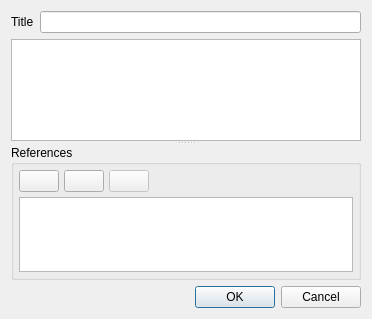
Old version of the form AddQuoteDlg.ui in the repository congchenutd/papernet.
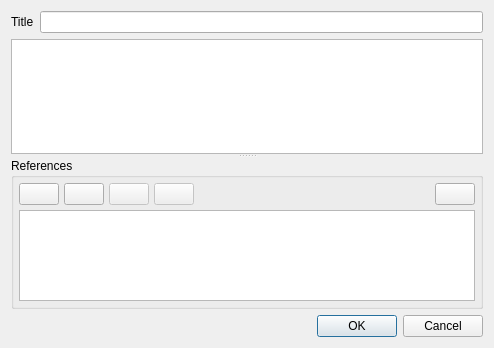
New version of the form. Icons and pictures are not drawn.

Commit message: + view pdf on AddQuoteDlg + go to quotes page on AddQuoteDlg

The edit to the form file:
```diff
--- a/AddQuoteDlg.ui
+++ b/AddQuoteDlg.ui
@@ -6,8 +6,8 @@
    <rect>
     <x>0</x>
     <y>0</y>
-    <width>372</width>
-    <height>319</height>
+    <width>494</width>
+    <height>348</height>
    </rect>
   </property>
   <property name="windowTitle">
@@ -66,7 +66,7 @@
          </property>
         </widget>
        </item>
-       <item row="1" column="0" colspan="5">
+       <item row="1" column="0" colspan="6">
         <widget class="QListView" name="listView">
          <property name="sizePolicy">
           <sizepolicy hsizetype="Expanding" vsizetype="Preferred">
@@ -93,7 +93,7 @@
          </property>
         </widget>
        </item>
-       <item row="0" column="3">
+       <item row="0" column="4">
         <spacer name="horizontalSpacer_2">
          <property name="orientation">
           <enum>Qt::Horizontal</enum>
@@ -106,6 +106,34 @@
          </property>
         </spacer>
        </item>
+       <item row="0" column="3">
+        <widget class="QPushButton" name="btViewPDF">
+         <property name="enabled">
+          <bool>false</bool>
+         </property>
+         <property name="toolTip">
+          <string>View PDF</string>
+         </property>
+         <property name="text">
+          <string/>
+         </property>
+         <property name="icon">
+          <iconset resource="MainWindow.qrc">
+           <normaloff>:/Images/PDF.png</normaloff>:/Images/PDF.png</iconset>
+         </property>
+        </widget>
+       </item>
+       <item row="0" column="5">
+        <widget class="QPushButton" name="btGotoQuotePage">
+         <property name="toolTip">
+          <string>Go to Quote page</string>
+         </property>
+         <property name="icon">
+          <iconset resource="MainWindow.qrc">
+           <normaloff>:/Images/Quote.png</normaloff>:/Images/Quote.png</iconset>
+         </property>
+        </widget>
+       </item>
       </layout>
      </widget>
     </widget>
```
Left out of the diff: 3 changed lines with no effect on the pictures. The commit also changes 4 other files.
